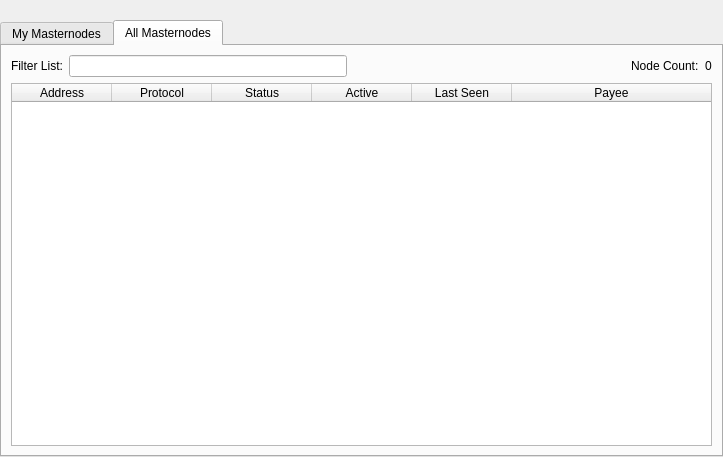
First picture: the form in src/qt/forms/masternodelist.ui, repository Alonewolf-123/DOMO-Core, before the edit.
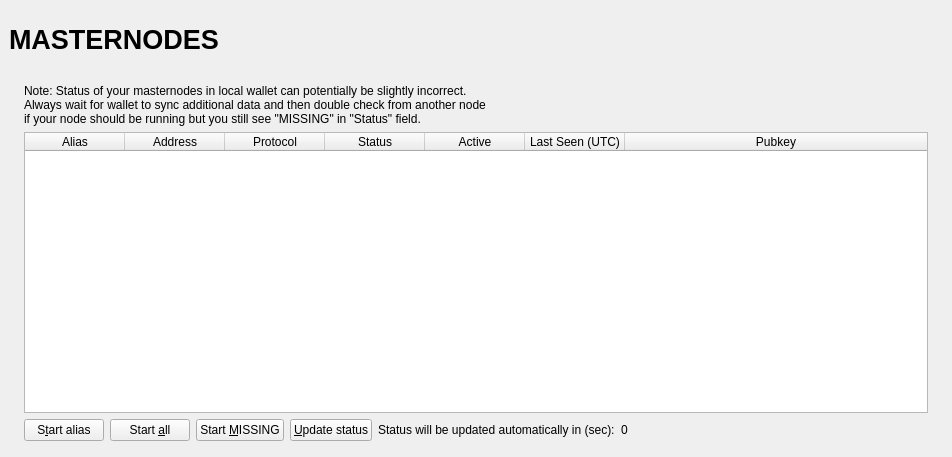
Second picture: the form after the edit. The open tabs and pages were chosen to show the change.

The edit to the form file:
```diff
--- a/src/qt/forms/masternodelist.ui
+++ b/src/qt/forms/masternodelist.ui
@@ -13,10 +13,30 @@
   <property name="windowTitle">
    <string>Form</string>
   </property>
-  <layout class="QVBoxLayout" name="topLayout">
+  <layout class="QVBoxLayout" name="topLayout" stretch="0">
    <property name="leftMargin">
+    <number>9</number>
+   </property>
+   <property name="topMargin">
+    <number>9</number>
+   </property>
+   <property name="rightMargin">
+    <number>9</number>
+   </property>
+   <property name="bottomMargin">
+    <number>9</number>
+   </property>
+   <item>
+    <layout class="QVBoxLayout" name="verticalLayout_Master" stretch="0,1">
+     <property name="spacing">
     <number>0</number>
    </property>
+     <item>
+      <widget class="QFrame" name="frame_Header">
+       <layout class="QVBoxLayout" name="verticalLayout_4">
+        <property name="leftMargin">
+         <number>0</number>
+        </property>
    <property name="topMargin">
     <number>0</number>
    </property>
@@ -27,37 +47,121 @@
     <number>0</number>
    </property>
    <item>
+         <layout class="QHBoxLayout" name="horizontalLayout_Header" stretch="1,0,1">
+          <item>
+           <widget class="QLabel" name="labelOverviewHeaderLeft">
+            <property name="minimumSize">
+             <size>
+              <width>464</width>
+              <height>60</height>
+             </size>
+            </property>
+            <property name="maximumSize">
+             <size>
+              <width>16777215</width>
+              <height>60</height>
+             </size>
+            </property>
+            <property name="font">
+             <font>
+              <pointsize>20</pointsize>
+              <weight>75</weight>
+              <bold>true</bold>
+             </font>
+            </property>
+            <property name="text">
+             <string>MASTERNODES</string>
+            </property>
+           </widget>
+          </item>
+          <item>
+           <spacer name="horizontalSpacer">
+            <property name="orientation">
+             <enum>Qt::Horizontal</enum>
+            </property>
+            <property name="sizeHint" stdset="0">
+             <size>
+              <width>40</width>
+              <height>20</height>
+             </size>
+            </property>
+           </spacer>
+          </item>
+          <item>
+           <widget class="QLabel" name="labelOverviewHeaderRight">
+            <property name="minimumSize">
+             <size>
+              <width>464</width>
+              <height>60</height>
+             </size>
+            </property>
+            <property name="maximumSize">
+             <size>
+              <width>16777215</width>
+              <height>60</height>
+             </size>
+            </property>
+            <property name="font">
+             <font>
+              <pointsize>14</pointsize>
+             </font>
+            </property>
+            <property name="text">
+             <string/>
+            </property>
+            <property name="alignment">
+             <set>Qt::AlignRight|Qt::AlignTrailing|Qt::AlignVCenter</set>
+            </property>
+           </widget>
+          </item>
+         </layout>
+        </item>
+       </layout>
+      </widget>
+     </item>
+     <item>
+      <widget class="QFrame" name="frame_BG">
+       <layout class="QVBoxLayout" name="verticalLayout_3">
+        <property name="leftMargin">
+         <number>6</number>
+        </property>
+        <property name="topMargin">
+         <number>6</number>
+        </property>
+        <property name="rightMargin">
+         <number>6</number>
+        </property>
+        <property name="bottomMargin">
+         <number>6</number>
+        </property>
+        <item>
+         <widget class="QFrame" name="frame_Content">
     <layout class="QVBoxLayout" name="verticalLayout">
+           <property name="spacing">
+            <number>0</number>
+           </property>
+           <property name="leftMargin">
+            <number>0</number>
+           </property>
+           <property name="topMargin">
+            <number>0</number>
+           </property>
+           <property name="rightMargin">
+            <number>0</number>
+           </property>
      <property name="bottomMargin">
       <number>0</number>
      </property>
      <item>
-      <spacer name="horizontalSpacer0">
-       <property name="orientation">
-        <enum>Qt::Horizontal</enum>
-       </property>
-       <property name="sizeHint" stdset="0">
-        <size>
-         <width>40</width>
-         <height>20</height>
-        </size>
-       </property>
-      </spacer>
-     </item>
-     <item>
-      <widget class="QTabWidget" name="tabWidget">
-       <property name="currentIndex">
-        <number>0</number>
-       </property>
-       <widget class="QWidget" name="tabMyMasternodes">
-        <attribute name="title">
-         <string>My Masternodes</string>
-        </attribute>
         <layout class="QGridLayout" name="gridLayout_2">
+             <property name="spacing">
+              <number>2</number>
+             </property>
          <item row="0" column="0">
+              <widget class="QFrame" name="frameList">
           <layout class="QVBoxLayout" name="verticalLayout_2">
            <property name="bottomMargin">
-            <number>0</number>
+                 <number>1</number>
            </property>
            <item>
             <layout class="QHBoxLayout" name="horizontalLayout_note">
@@ -67,7 +171,7 @@
              <item>
               <widget class="QLabel" name="updateNote">
                <property name="text">
-                <string>Note: Status of your masternodes in local wallet can potentially be slightly incorrect.&lt;br /&gt;Always wait for wallet to sync additional data and then double check from another node&lt;br /&gt;if your masternode should be running but you still do not see &quot;ENABLED&quot; in &quot;Status&quot; field.</string>
+                     <string>Note: Status of your masternodes in local wallet can potentially be slightly incorrect.&lt;br /&gt;Always wait for wallet to sync additional data and then double check from another node&lt;br /&gt;if your node should be running but you still see &quot;MISSING&quot; in &quot;Status&quot; field.</string>
                </property>
               </widget>
              </item>
@@ -81,6 +185,43 @@
                <height>0</height>
               </size>
              </property>
+                  <property name="palette">
+                   <palette>
+                    <active>
+                     <colorrole role="Text">
+                      <brush brushstyle="SolidPattern">
+                       <color alpha="255">
+                        <red>51</red>
+                        <green>51</green>
+                        <blue>51</blue>
+                       </color>
+                      </brush>
+                     </colorrole>
+                    </active>
+                    <inactive>
+                     <colorrole role="Text">
+                      <brush brushstyle="SolidPattern">
+                       <color alpha="255">
+                        <red>51</red>
+                        <green>51</green>
+                        <blue>51</blue>
+                       </color>
+                      </brush>
+                     </colorrole>
+                    </inactive>
+                    <disabled>
+                     <colorrole role="Text">
+                      <brush brushstyle="SolidPattern">
+                       <color alpha="255">
+                        <red>85</red>
+                        <green>85</green>
+                        <blue>85</blue>
+                       </color>
+                      </brush>
+                     </colorrole>
+                    </disabled>
+                   </palette>
+                  </property>
              <property name="editTriggers">
               <set>QAbstractItemView::NoEditTriggers</set>
              </property>
@@ -126,12 +267,12 @@
              </column>
              <column>
               <property name="text">
-               <string>Last Seen</string>
+                    <string>Last Seen (UTC)</string>
               </property>
              </column>
              <column>
               <property name="text">
-               <string>Payee</string>
+                    <string>Pubkey</string>
               </property>
              </column>
             </widget>
@@ -158,14 +299,7 @@
              <item>
               <widget class="QPushButton" name="createMNButton">
                <property name="text">
-                <string>Create &amp;MN</string>
-               </property>
-              </widget>
-             </item>
-             <item>
-              <widget class="QPushButton" name="removeMNButton">
-               <property name="text">
-                <string>Remove M&amp;N</string>
+                     <string>Start &amp;MISSING</string>
                </property>
               </widget>
              </item>
@@ -206,113 +340,14 @@
             </layout>
            </item>
           </layout>
-         </item>
-        </layout>
-       </widget>
-       <widget class="QWidget" name="tabAllMasternodes">
-        <attribute name="title">
-         <string>All Masternodes</string>
-        </attribute>
-        <layout class="QGridLayout" name="gridLayout">
-         <item row="1" column="0">
-          <widget class="QTableWidget" name="tableWidgetMasternodes">
-           <property name="editTriggers">
-            <set>QAbstractItemView::NoEditTriggers</set>
-           </property>
-           <property name="alternatingRowColors">
-            <bool>true</bool>
-           </property>
-           <property name="selectionBehavior">
-            <enum>QAbstractItemView::SelectRows</enum>
-           </property>
-           <property name="sortingEnabled">
-            <bool>true</bool>
-           </property>
-           <attribute name="horizontalHeaderStretchLastSection">
-            <bool>true</bool>
-           </attribute>
-           <column>
-            <property name="text">
-             <string>Address</string>
-            </property>
-           </column>
-           <column>
-            <property name="text">
-             <string>Protocol</string>
-            </property>
-           </column>
-           <column>
-            <property name="text">
-             <string>Status</string>
-            </property>
-           </column>
-           <column>
-            <property name="text">
-             <string>Active</string>
-            </property>
-           </column>
-           <column>
-            <property name="text">
-             <string>Last Seen</string>
-            </property>
-           </column>
-           <column>
-            <property name="text">
-             <string>Payee</string>
-            </property>
-           </column>
-          </widget>
-         </item>
-         <item row="0" column="0">
-          <layout class="QHBoxLayout" name="horizontalLayout_3">
-           <property name="bottomMargin">
-            <number>0</number>
-           </property>
-           <item>
-            <widget class="QLabel" name="label_filter">
-             <property name="text">
-              <string>Filter List:</string>
-             </property>
-            </widget>
-           </item>
-           <item>
-            <widget class="QLineEdit" name="filterLineEdit">
-             <property name="toolTip">
-              <string>Filter masternode list</string>
-             </property>
-            </widget>
-           </item>
-           <item>
-            <spacer name="horizontalSpacer_3">
-             <property name="orientation">
-              <enum>Qt::Horizontal</enum>
-             </property>
-             <property name="sizeHint" stdset="0">
-              <size>
-               <width>10</width>
-               <height>20</height>
-              </size>
-             </property>
-            </spacer>
-           </item>
-           <item>
-            <widget class="QLabel" name="label_count">
-             <property name="text">
-              <string>Node Count:</string>
-             </property>
-            </widget>
-           </item>
-           <item>
-            <widget class="QLabel" name="countLabel">
-             <property name="text">
-              <string>0</string>
-             </property>
-            </widget>
-           </item>
+              </widget>
+             </item>
           </layout>
          </item>
         </layout>
        </widget>
+        </item>
+       </layout>
       </widget>
      </item>
     </layout>
```
Left out of the diff: 2 changed lines with no effect on the pictures. Lines whose indentation alone changed are shown as unchanged.
